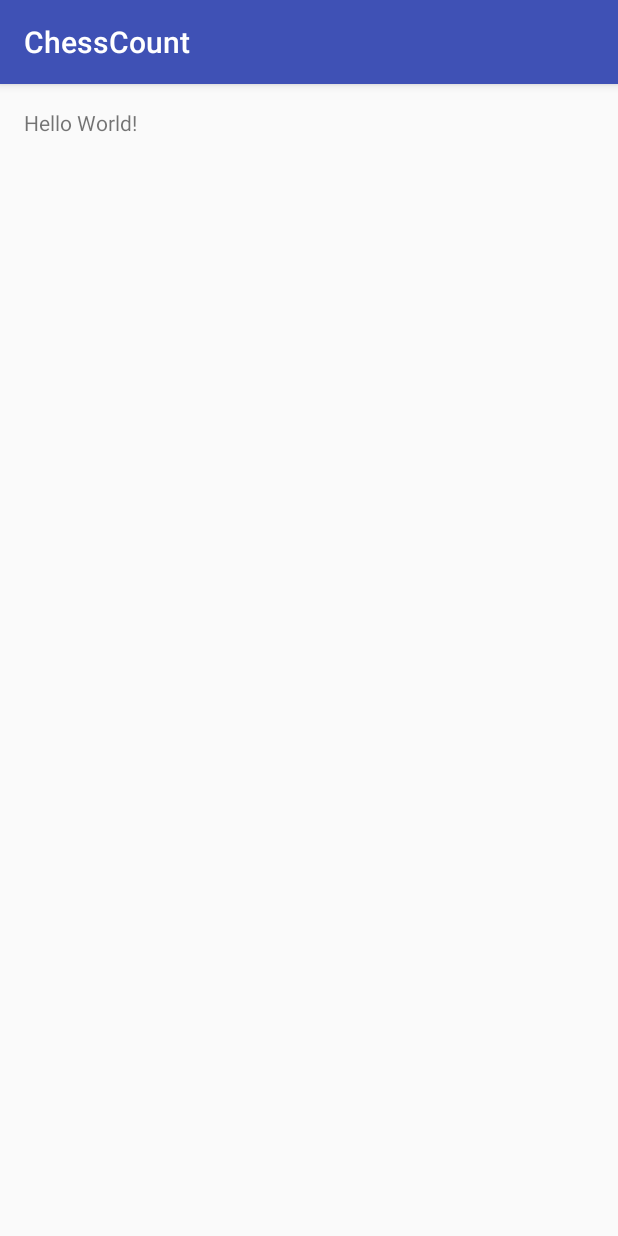
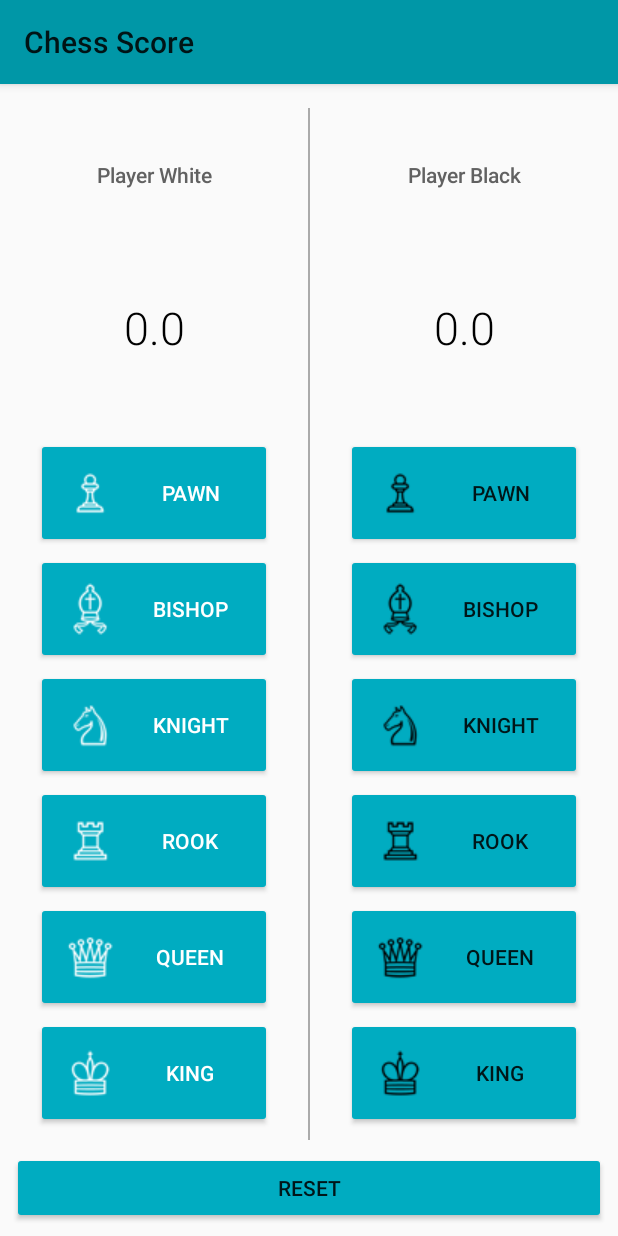
Before and after one commit to kanjih-ciandt/ChessCount, an Android app: the screen it shows after launch (MainActivity), on a phone screen of 412 x 824 dp. Run offline under Robolectric (Android 15) with nearby library versions, the phone set to English and light mode, and no system bars.

Commit message:
[kanjih] version function

```diff
--- a/app/src/main/java/com/example/android/chesscount/MainActivity.java
+++ b/app/src/main/java/com/example/android/chesscount/MainActivity.java
@@ -2,12 +2,126 @@ package com.example.android.chesscount;
 
 import android.support.v7.app.AppCompatActivity;
 import android.os.Bundle;
+import android.view.View;
+import android.widget.Button;
+import android.widget.TextView;
 
 public class MainActivity extends AppCompatActivity {
+
+    double scorePlayerWhite = 0;
+    double scorePlayerBlack= 0;
+
 
     @Override
     protected void onCreate(Bundle savedInstanceState) {
         super.onCreate(savedInstanceState);
         setContentView(R.layout.activity_main);
     }
+
+    public void scoreGetPawnByWhite(View view){
+        scorePlayerWhite++;
+        this.displayScorePlayerWhite();
+
+    }
+
+    public void scoreGeBishopByWhite(View view){
+        scorePlayerWhite = scorePlayerWhite + 3.0;
+        this.displayScorePlayerWhite();
+
+    }
+
+    public void scoreGetKnightByWhite(View view){
+        scorePlayerWhite = scorePlayerWhite + 3.5;
+        this.displayScorePlayerWhite();
+
+    }
+
+    public void scoreGetRookByWhite(View view){
+        scorePlayerWhite = scorePlayerWhite + 5;
+        this.displayScorePlayerWhite();
+
+    }
+
+    public void scoreGetQueenByWhite(View view){
+        scorePlayerWhite = scorePlayerWhite + 10;
+        this.displayScorePlayerWhite();
+
+    }
+
+    public void scoreGetKingByWhite(View view){
+
+        this.displayWinByWhiter();
+
+    }
+
+    public void displayScorePlayerWhite(){
+        TextView scoreView = (TextView) findViewById(R.id.team_w_score);
+        scoreView.setText(String.valueOf(scorePlayerWhite));
+    }
+
+    public void displayWinByWhiter(){
+        TextView scoreView = (TextView) findViewById(R.id.team_w_score);
+        scoreView.setText("Winner by Player White !!!");
+
+    }
+
+
+    public void scoreGetPawnByBlack(View view){
+        scorePlayerWhite++;
+        this.displayScorePlayerBlack();
+
+    }
+
+    public void scoreGeBishopByBlack(View view){
+        scorePlayerWhite = scorePlayerWhite + 3.0;
+        this.displayScorePlayerBlack();
+
+    }
+
+    public void scoreGetKnightByBlack(View view){
+        scorePlayerWhite = scorePlayerWhite + 3.5;
+        this.displayScorePlayerBlack();
+
+    }
+
+    public void scoreGetRookByBlack(View view){
+        scorePlayerWhite = scorePlayerWhite + 5;
+        this.displayScorePlayerBlack();
+
+    }
+
+    public void scoreGetQueenByBlack(View view){
+        scorePlayerWhite = scorePlayerWhite + 10;
+        this.displayScorePlayerBlack();
+
+    }
+
+    public void scoreGetKingByBlack(View view){
+        this.displayWinByBlack();
+
+    }
+
+    public void displayScorePlayerBlack(){
+        TextView scoreView = (TextView) findViewById(R.id.team_b_score);
+        scoreView.setText(String.valueOf(scorePlayerWhite));
+
+    }
+
+    public void displayWinByBlack(){
+        TextView scoreView = (TextView) findViewById(R.id.team_b_score);
+        scoreView.setText("Winner by Player Black !!!");
+
+    }
+
+
+    public void reset(View view){
+        ((TextView) findViewById(R.id.team_w_score)).setText("0.0");
+        ((TextView) findViewById(R.id.team_b_score)).setText("0.0");
+        scorePlayerWhite = 0;
+        scorePlayerBlack= 0;
+
+
+    }
+
+
 }
--- /dev/null
+++ b/app/src/main/res/layout-land/activity_main.xml
@@ -0,0 +1,232 @@
+<LinearLayout xmlns:android="http://schemas.android.com/apk/res/android"
+    xmlns:tools="http://schemas.android.com/tools"
+    android:layout_width="match_parent"
+    android:layout_height="match_parent"
+    android:orientation="vertical">
+
+    <LinearLayout
+        android:layout_width="match_parent"
+        android:layout_height="0dp"
+        android:orientation="horizontal"
+        android:layout_weight="1"
+        android:paddingTop="16dp">
+
+        <LinearLayout
+
+            android:layout_width="0dp"
+            android:layout_height="match_parent"
+            android:layout_weight="1"
+            android:orientation="vertical"
+            >
+            <TextView
+
+                android:layout_width="match_parent"
+                android:layout_height="0dp"
+                android:layout_weight="1"
+                android:gravity="center"
+                android:paddingTop="8dp"
+                android:text="@string/PlayerWhite"
+                android:textSize="14sp"
+                android:textColor="#616161"
+                android:fontFamily="sans-serif-medium"/>
+
+            <TextView
+                android:id="@+id/team_w_score"
+                android:layout_width="match_parent"
+                android:layout_height="0dp"
+                android:layout_weight="2"
+                android:gravity="center"
+                android:text="0.0"
+                android:textSize="30sp"
+                android:textColor="#000000"
+                android:fontFamily="sans-serif-light"
+                android:paddingTop="8dp"
+                android:paddingBottom="8dp"/>
+            <LinearLayout
+                android:layout_width="match_parent"
+                android:layout_height="0dp"
+                android:gravity="center"
+                android:orientation="horizontal"
+                android:layout_weight="2"
+                android:paddingLeft="16dp"
+                android:paddingRight="16dp"
+               >
+                <ImageButton
+                    android:id="@+id/btn_pawn_white"
+                    android:layout_width="0dp"
+                    android:layout_height="match_parent"
+                    android:layout_weight="1"
+                    android:onClick="scoreGetPawnByWhite"
+                    android:src="@drawable/pawn_white_48"
+                    />
+
+                <ImageButton
+                    android:id="@+id/btn_bishop_white"
+                    android:layout_width="0dp"
+                    android:layout_height="match_parent"
+                    android:layout_weight="1"
+                    android:onClick="scoreGeBishopByWhite"
+
+                    android:src="@drawable/bishop_white_48"/>
+                <ImageButton
+                    android:id="@+id/btn_knight_white"
+                    android:layout_width="0dp"
+                    android:layout_height="match_parent"
+                    android:layout_weight="1"
+                    android:onClick="scoreGetKnightByWhite"
+                    android:src="@drawable/knight_white_48"/>
+             </LinearLayout>
+            <LinearLayout
+                android:layout_width="match_parent"
+                android:layout_height="0dp"
+                android:orientation="horizontal"
+                android:layout_weight="2"
+                android:paddingLeft="16dp"
+                android:paddingRight="16dp"
+                android:gravity="center"
+                >
+                <ImageButton
+                    android:id="@+id/btn_rook_white"
+                    android:layout_width="0dp"
+                    android:layout_height="match_parent"
+                    android:layout_weight="1"
+                    android:onClick="scoreGetRookByWhite"
+                    android:src="@drawable/rook_white_48"
+                    />
+
+                <ImageButton
+                    android:id="@+id/btn_queen_white"
+                    android:layout_width="0dp"
+                    android:layout_height="match_parent"
+                    android:layout_weight="1"
+                    android:onClick="scoreGetQueenByWhite"
+
+                    android:src="@drawable/queen_white_48"/>
+                <ImageButton
+                    android:id="@+id/btn_king_white"
+                    android:layout_width="0dp"
+                    android:layout_height="match_parent"
+                    android:layout_weight="1"
+                    android:onClick="scoreGetKingByWhite"
+                    android:src="@drawable/king_white_48"/>
+            </LinearLayout>
+        </LinearLayout>
+
+        <View
+            android:layout_width="1dp"
+            android:layout_height="wrap_content"
+            android:background="@android:color/darker_gray"
+            />
+
+        <LinearLayout
+
+            android:layout_width="0dp"
+            android:layout_height="match_parent"
+            android:layout_weight="1"
+            android:orientation="vertical"
+            >
+            <TextView
+
+                android:layout_width="match_parent"
+                android:layout_height="0dp"
+                android:layout_weight="1"
+                android:gravity="center"
+                android:paddingTop="16dp"
+                android:text="@string/PlayerBlack"
+                android:textSize="14sp"
+                android:textColor="#616161"
+                android:fontFamily="sans-serif-medium"/>
+
+            <TextView
+                android:id="@+id/team_b_score"
+                android:layout_width="match_parent"
+                android:layout_height="0dp"
+                android:layout_weight="2"
+                android:gravity="center"
+                android:text="0.0"
+                android:textSize="30sp"
+                android:textColor="#000000"
+                android:fontFamily="sans-serif-light"
+                android:paddingTop="16dp"
+                android:paddingBottom="16dp"/>
+
+            <LinearLayout
+                android:layout_width="match_parent"
+                android:layout_height="0dp"
+                android:gravity="center"
+                android:orientation="horizontal"
+                android:layout_weight="2"
+                android:paddingLeft="16dp"
+                android:paddingRight="16dp"
+                >
+                <ImageButton
+                    android:id="@+id/btn_pawn_black"
+                    android:layout_width="0dp"
+                    android:layout_height="match_parent"
+                    android:layout_weight="1"
+                    android:onClick="scoreGetPawnByBlack"
+                    android:src="@drawable/pawn_black_48"
+                    />
+
+                <ImageButton
+                    android:id="@+id/btn_bishop_black"
+                    android:layout_width="0dp"
+                    android:layout_height="match_parent"
+                    android:layout_weight="1"
+                    android:onClick="scoreGeBishopByBlack"
+
+                    android:src="@drawable/bishop_black_48"/>
+                <ImageButton
+                    android:id="@+id/btn_knight_black"
+                    android:layout_width="0dp"
+                    android:layout_height="match_parent"
+                    android:layout_weight="1"
+                    android:onClick="scoreGetKnightByBlack"
+                    android:src="@drawable/knight_black_48"/>
+            </LinearLayout>
+            <LinearLayout
+                android:layout_width="match_parent"
+                android:layout_height="0dp"
+                android:orientation="horizontal"
+                android:layout_weight="2"
+                android:paddingLeft="16dp"
+                android:paddingRight="16dp"
+                android:gravity="center"
+                >
+                <ImageButton
+                    android:id="@+id/btn_rook_black"
+                    android:layout_width="0dp"
+                    android:layout_height="match_parent"
+                    android:layout_weight="1"
+                    android:onClick="scoreGetRookByBlack"
+                    android:src="@drawable/rook_black_48"
+                    />
+
+                <ImageButton
+                    android:id="@+id/btn_queen_black"
+                    android:layout_width="0dp"
+                    android:layout_height="match_parent"
+                    android:layout_weight="1"
+                    android:onClick="scoreGetQueenByBlack"
+
+                    android:src="@drawable/queen_black_48"/>
+                <ImageButton
+                    android:id="@+id/btn_king_black"
+                    android:layout_width="0dp"
+                    android:layout_height="match_parent"
+                    android:layout_weight="1"
+                    android:onClick="scoreGetKingByBlack"
+                    android:src="@drawable/king_black_48"/>
+            </LinearLayout>
+
+        </LinearLayout>
+    </LinearLayout>
+    <Button
+        android:layout_width="match_parent"
+        android:layout_height="wrap_content"
+        android:gravity="center"
+        android:text="Reset"
+        android:onClick="reset"
+        android:layout_margin="8dp"
+        />
+</LinearLayout>
--- /dev/null
+++ b/app/src/main/res/layout-port/activity_main.xml
@@ -0,0 +1,242 @@
+<LinearLayout xmlns:android="http://schemas.android.com/apk/res/android"
+    xmlns:tools="http://schemas.android.com/tools"
+    android:layout_width="match_parent"
+    android:layout_height="match_parent"
+    android:orientation="vertical">
+
+    <LinearLayout
+        android:layout_width="match_parent"
+        android:layout_height="0dp"
+        android:orientation="horizontal"
+        android:layout_weight="1"
+        android:paddingTop="16dp">
+
+        <LinearLayout
+
+            android:layout_width="0dp"
+            android:layout_height="match_parent"
+            android:layout_weight="1"
+            android:orientation="vertical"
+            >
+            <TextView
+
+                android:layout_width="match_parent"
+                android:layout_height="0dp"
+                android:layout_weight="1"
+                android:gravity="center"
+                android:paddingTop="16dp"
+                android:text="@string/PlayerWhite"
+                android:textSize="14sp"
+                android:textColor="#616161"
+                android:fontFamily="sans-serif-medium"/>
+
+            <TextView
+                android:id="@+id/team_w_score"
+                android:layout_width="match_parent"
+                android:layout_height="0dp"
+                android:layout_weight="2"
+                android:gravity="center"
+                android:text="0.0"
+                android:textSize="30sp"
+                android:textColor="#000000"
+                android:fontFamily="sans-serif-light"
+                android:paddingTop="16dp"
+                android:paddingBottom="16dp"/>
+
+            <Button
+                android:id="@+id/btn_pawn_white"
+                android:layout_width="match_parent"
+                android:layout_height="0dp"
+                android:layout_weight="1"
+                android:layout_marginLeft="24dp"
+                android:layout_marginRight="24dp"
+                android:layout_marginBottom="4dp"
+                android:onClick="scoreGetPawnByWhite"
+                android:text="@string/Pawn"
+                android:textColor="@android:color/white"
+                android:drawableLeft="@drawable/pawn_white_48"
+                />
+
+            <Button
+                android:id="@+id/btn_bishop_white"
+                android:layout_width="match_parent"
+                android:layout_height="0dp"
+                android:layout_weight="1"
+                android:layout_marginLeft="24dp"
+                android:layout_marginRight="24dp"
+                android:layout_marginBottom="4dp"
+                android:onClick="scoreGeBishopByWhite"
+                android:text="@string/Bishop"
+                android:textColor="@android:color/white"
+                android:drawableLeft="@drawable/bishop_white_48"/>
+
+            <Button
+                android:id="@+id/btn_knight_white"
+                android:layout_width="match_parent"
+                android:layout_height="0dp"
+                android:layout_weight="1"
+                android:layout_marginLeft="24dp"
+                android:layout_marginRight="24dp"
+                android:layout_marginBottom="4dp"
+                android:onClick="scoreGetKnightByWhite"
+                android:text="@string/Knight"
+                android:textColor="@android:color/white"
+                android:drawableLeft="@drawable/knight_white_48"/>
+            <Button
+                android:id="@+id/btn_rook_white"
+                android:layout_width="match_parent"
+                android:layout_height="0dp"
+                android:layout_weight="1"
+                android:layout_marginLeft="24dp"
+                android:layout_marginRight="24dp"
+                android:layout_marginBottom="4dp"
+                android:onClick="scoreGetRookByWhite"
+                android:text="@string/Rook"
+                android:textColor="@android:color/white"
+                android:drawableLeft="@drawable/rook_white_48"/>
+            <Button
+                android:id="@+id/btn_queen_white"
+                android:layout_width="match_parent"
+                android:layout_height="0dp"
+                android:layout_weight="1"
+                android:layout_marginLeft="24dp"
+                android:layout_marginRight="24dp"
+                android:layout_marginBottom="4dp"
+                android:onClick="scoreGetQueenByWhite"
+                android:textColor="@android:color/white"
+                android:text="@string/Queen"
+                android:drawableLeft="@drawable/queen_white_48"/>
+            <Button
+                android:id="@+id/btn_king_white"
+                android:layout_width="match_parent"
+                android:layout_height="0dp"
+                android:layout_weight="1"
+                android:layout_marginLeft="24dp"
+                android:layout_marginRight="24dp"
+                android:layout_marginBottom="8dp"
+                android:onClick="scoreGetKingByWhite"
+                android:textColor="@android:color/white"
+                android:text="@string/King"
+                android:drawableLeft="@drawable/king_white_48"/>
+
+        </LinearLayout>
+
+        <View
+            android:layout_width="1dp"
+            android:layout_height="wrap_content"
+            android:background="@android:color/darker_gray"
+            />
+
+        <LinearLayout
+
+            android:layout_width="0dp"
+            android:layout_height="match_parent"
+            android:layout_weight="1"
+            android:orientation="vertical"
+            >
+            <TextView
+
+                android:layout_width="match_parent"
+                android:layout_height="0dp"
+                android:layout_weight="1"
+                android:gravity="center"
+                android:paddingTop="16dp"
+                android:text="@string/PlayerBlack"
+                android:textSize="14sp"
+                android:textColor="#616161"
+                android:fontFamily="sans-serif-medium"/>
+
+            <TextView
+                android:id="@+id/team_b_score"
+                android:layout_width="match_parent"
+                android:layout_height="0dp"
+                android:layout_weight="2"
+                android:gravity="center"
+                android:text="0.0"
+                android:textSize="30sp"
+                android:textColor="#000000"
+                android:fontFamily="sans-serif-light"
+                android:paddingTop="16dp"
+                android:paddingBottom="16dp"/>
+
+            <Button
+                android:id="@+id/btn_pawn_black"
+                android:layout_width="match_parent"
+                android:layout_height="0dp"
+                android:layout_weight="1"
+                android:layout_marginLeft="24dp"
+                android:layout_marginRight="24dp"
+                android:layout_marginBottom="4dp"
+                android:onClick="scoreGetPawnByBlack"
+                android:text="@string/Pawn"
+                android:drawableLeft="@drawable/pawn_black_48"
+                />
+
+            <Button
+                android:id="@+id/btn_bishop_black"
+                android:layout_width="match_parent"
+                android:layout_height="0dp"
+                android:layout_weight="1"
+                android:layout_marginLeft="24dp"
+                android:layout_marginRight="24dp"
+                android:layout_marginBottom="4dp"
+                android:onClick="scoreGeBishopByBlack"
+                android:text="@string/Bishop"
+                android:drawableLeft="@drawable/bishop_black_48"/>
+
+            <Button
+                android:id="@+id/btn_knight_black"
+                android:layout_width="match_parent"
+                android:layout_height="0dp"
+                android:layout_weight="1"
+                android:layout_marginLeft="24dp"
+                android:layout_marginRight="24dp"
+                android:layout_marginBottom="4dp"
+                android:onClick="scoreGetKnightByBlack"
+                android:text="@string/Knight"
+                android:drawableLeft="@drawable/knight_black_48"/>
+            <Button
+                android:id="@+id/btn_rook_black"
+                android:layout_width="match_parent"
+                android:layout_height="0dp"
+                android:layout_weight="1"
+                android:layout_marginLeft="24dp"
+                android:layout_marginRight="24dp"
+                android:layout_marginBottom="4dp"
+                android:onClick="scoreGetRookByBlack"
+                android:text="@string/Rook"
+                android:drawableLeft="@drawable/rook_black_48"/>
+            <Button
+                android:id="@+id/btn_queen_black"
+                android:layout_width="match_parent"
+                android:layout_height="0dp"
+                android:layout_weight="1"
+                android:layout_marginLeft="24dp"
+                android:layout_marginRight="24dp"
+                android:layout_marginBottom="4dp"
+                android:onClick="scoreGetQueenByBlack"
+                android:text="@string/Queen"
+                android:drawableLeft="@drawable/queen_black_48"/>
+            <Button
+                android:id="@+id/btn_king_black"
+                android:layout_width="match_parent"
+                android:layout_height="0dp"
+                android:layout_weight="1"
+                android:layout_marginLeft="24dp"
+                android:layout_marginRight="24dp"
+                android:layout_marginBottom="8dp"
+                android:onClick="scoreGetKingByBlack"
+                android:text="@string/King"
+                android:drawableLeft="@drawable/king_black_48"/>
+
+        </LinearLayout>
+    </LinearLayout>
+    <Button
+        android:layout_width="match_parent"
+        android:layout_height="wrap_content"
+        android:gravity="center"
+        android:text="Reset"
+        android:onClick="reset"
+        android:layout_margin="8dp"
+        />
+</LinearLayout>
--- a/app/src/main/res/layout/activity_main.xml
+++ /dev/null
@@ -1,16 +0,0 @@
-<?xml version="1.0" encoding="utf-8"?>
-<RelativeLayout xmlns:android="http://schemas.android.com/apk/res/android"
-    xmlns:tools="http://schemas.android.com/tools"
-    android:layout_width="match_parent"
-    android:layout_height="match_parent"
-    android:paddingBottom="@dimen/activity_vertical_margin"
-    android:paddingLeft="@dimen/activity_horizontal_margin"
-    android:paddingRight="@dimen/activity_horizontal_margin"
-    android:paddingTop="@dimen/activity_vertical_margin"
-    tools:context="com.example.android.chesscount.MainActivity">
-
-    <TextView
-        android:layout_width="wrap_content"
-        android:layout_height="wrap_content"
-        android:text="Hello World!" />
-</RelativeLayout>
--- a/app/src/main/res/values/strings.xml
+++ b/app/src/main/res/values/strings.xml
@@ -1,3 +1,13 @@
 <resources>
-    <string name="app_name">ChessCount</string>
+    <string name="app_name">Chess Score</string>
+    <string name="King">King</string>
+    <string name="Queen">Queen</string>
+    <string name="Rook">Rook</string>
+    <string name="Bishop">Bishop</string>
+    <string name="Knight">Knight</string>
+    <string name="Pawn">Pawn</string>
+    <string name="PlayerWhite">Player White</string>
+    <string name="PlayerBlack">Player Black</string>
+
+
 </resources>
--- a/app/src/main/res/values/styles.xml
+++ b/app/src/main/res/values/styles.xml
@@ -1,11 +1,12 @@
 <resources>
-
     <!-- Base application theme. -->
-    <style name="AppTheme" parent="Theme.AppCompat.Light.DarkActionBar">
-        <!-- Customize your theme here. -->
-        <item name="colorPrimary">@color/colorPrimary</item>
-        <item name="colorPrimaryDark">@color/colorPrimaryDark</item>
-        <item name="colorAccent">@color/colorAccent</item>
+    <style name="AppTheme" parent="Theme.AppCompat.Light">
+        <!-- Primary theme color of the app (sets background color of app bar) -->
+        <item name="colorPrimary">#0097A7</item>
+        <!-- Background color of buttons in the app -->
+        <item name="colorButtonNormal">#00ACC1</item>
     </style>
 
+
+
 </resources>
```
Also changed, not shown: app/src/main/res/drawable/bishop_black_48.png (added), app/src/main/res/drawable/bishop_white_48.png (added), app/src/main/res/drawable/king_black_48.png (added), app/src/main/res/drawable/king_white_48.png (added), app/src/main/res/drawable/knight_black_48.png (added), app/src/main/res/drawable/knight_white_48.png (added), app/src/main/res/drawable/pawn_black_48.png (added), app/src/main/res/drawable/pawn_white_48.png (added), app/src/main/res/drawable/queen_black_48.png (added), app/src/main/res/drawable/queen_white_48.png (added), app/src/main/res/drawable/rook_black_48.png (added), app/src/main/res/drawable/rook_white_48.png (added), app/src/main/res/values/colors.xml (line endings or trailing spaces).
